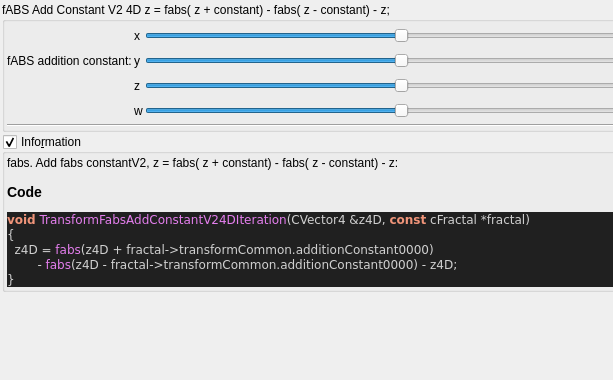
Above: mandelbulber2/qt_data/fractal_transf_fabs_add_tglad_fold4d.ui from buddhi1980/mandelbulber2 before the change; both pictures show x 0 to 613 and y 0 to 380 of the 754 by 610 pixel window. Below: the same form after it.
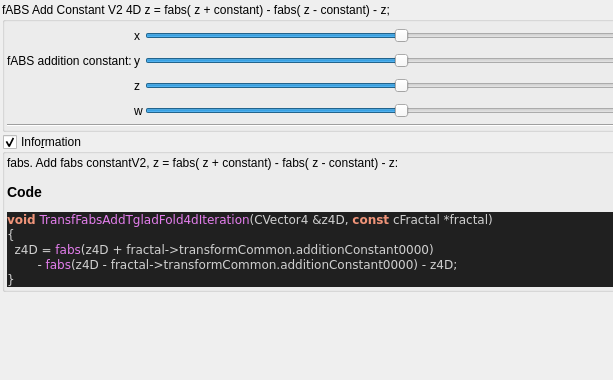
That is the form after the change. Custom widgets are drawn as their Qt base class.

The edit to the form file:
```diff
--- a/mandelbulber2/qt_data/fractal_transf_fabs_add_tglad_fold4d.ui
+++ b/mandelbulber2/qt_data/fractal_transf_fabs_add_tglad_fold4d.ui
@@ -333,7 +333,7 @@
 &lt;/table&gt;
 &lt;h3&gt;Code&lt;/h3&gt;
 &lt;body style=&quot;background-color:#202020&quot;&gt;
-&lt;pre style=&quot;color:#d0d0d0; background-color:#202020;  font-family:'Courier New',monospace;&quot;&gt;&lt;span style=&quot;color:#f09479; font-weight:bold&quot;&gt;void&lt;/span&gt; &lt;span style=&quot;color:#e47eed&quot;&gt;TransformFabsAddConstantV24DIteration&lt;/span&gt;&lt;span style=&quot;color:#d0d0d0&quot;&gt;(&lt;/span&gt;CVector4 &lt;span style=&quot;color:#d0d0d0&quot;&gt;&amp;amp;&lt;/span&gt;z4D&lt;span style=&quot;color:#d0d0d0&quot;&gt;,&lt;/span&gt; &lt;span style=&quot;color:#f09479; font-weight:bold&quot;&gt;const&lt;/span&gt; cFractal &lt;span style=&quot;color:#d0d0d0&quot;&gt;*&lt;/span&gt;fractal&lt;span style=&quot;color:#d0d0d0&quot;&gt;)&lt;/span&gt;
+&lt;pre style=&quot;color:#d0d0d0; background-color:#202020;  font-family:'Courier New',monospace;&quot;&gt;&lt;span style=&quot;color:#f09479; font-weight:bold&quot;&gt;void&lt;/span&gt; &lt;span style=&quot;color:#e47eed&quot;&gt;TransfFabsAddTgladFold4dIteration&lt;/span&gt;&lt;span style=&quot;color:#d0d0d0&quot;&gt;(&lt;/span&gt;CVector4 &lt;span style=&quot;color:#d0d0d0&quot;&gt;&amp;amp;&lt;/span&gt;z4D&lt;span style=&quot;color:#d0d0d0&quot;&gt;,&lt;/span&gt; &lt;span style=&quot;color:#f09479; font-weight:bold&quot;&gt;const&lt;/span&gt; cFractal &lt;span style=&quot;color:#d0d0d0&quot;&gt;*&lt;/span&gt;fractal&lt;span style=&quot;color:#d0d0d0&quot;&gt;)&lt;/span&gt;
 &lt;span style=&quot;color:#d0d0d0&quot;&gt;{&lt;/span&gt;
   z4D &lt;span style=&quot;color:#d0d0d0&quot;&gt;=&lt;/span&gt; &lt;span style=&quot;color:#e47eed&quot;&gt;fabs&lt;/span&gt;&lt;span style=&quot;color:#d0d0d0&quot;&gt;(&lt;/span&gt;z4D &lt;span style=&quot;color:#d0d0d0&quot;&gt;+&lt;/span&gt; fractal&lt;span style=&quot;color:#d0d0d0&quot;&gt;-&amp;gt;&lt;/span&gt;transformCommon&lt;span style=&quot;color:#d0d0d0&quot;&gt;.&lt;/span&gt;additionConstant0000&lt;span style=&quot;color:#d0d0d0&quot;&gt;)&lt;/span&gt;
         &lt;span style=&quot;color:#d0d0d0&quot;&gt;-&lt;/span&gt; &lt;span style=&quot;color:#e47eed&quot;&gt;fabs&lt;/span&gt;&lt;span style=&quot;color:#d0d0d0&quot;&gt;(&lt;/span&gt;z4D &lt;span style=&quot;color:#d0d0d0&quot;&gt;-&lt;/span&gt; fractal&lt;span style=&quot;color:#d0d0d0&quot;&gt;-&amp;gt;&lt;/span&gt;transformCommon&lt;span style=&quot;color:#d0d0d0&quot;&gt;.&lt;/span&gt;additionConstant0000&lt;span style=&quot;color:#d0d0d0&quot;&gt;) -&lt;/span&gt; z4D&lt;span style=&quot;color:#d0d0d0&quot;&gt;;&lt;/span&gt;
```
Left out of the diff: 4 changed lines with no effect on the pictures.
